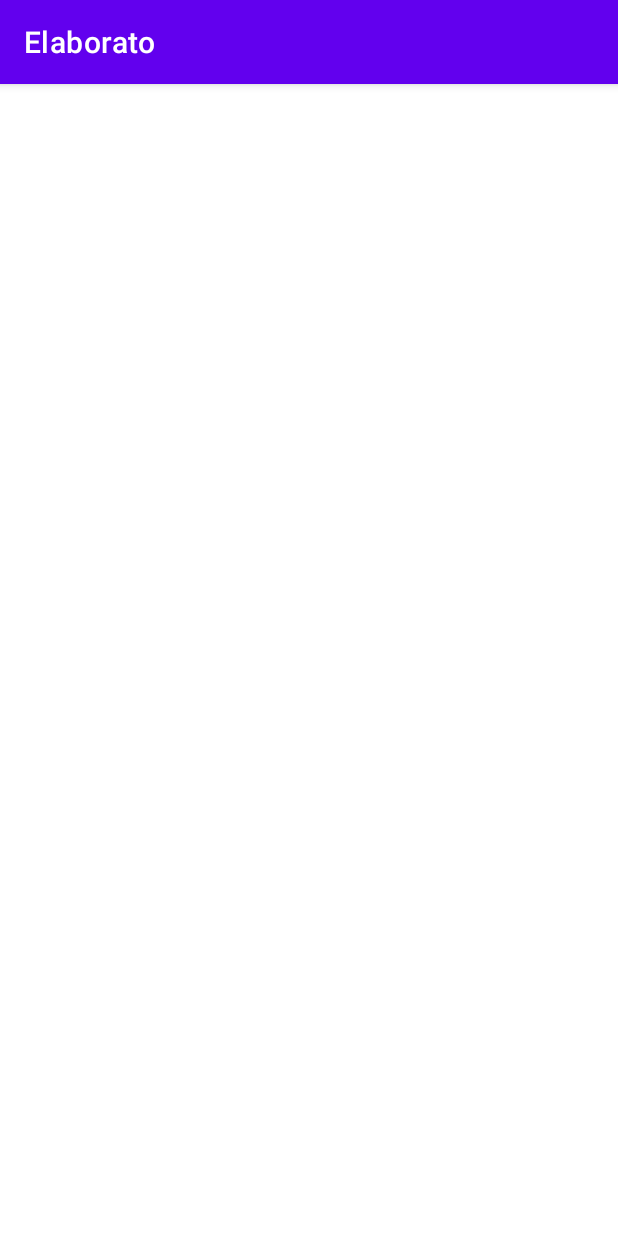
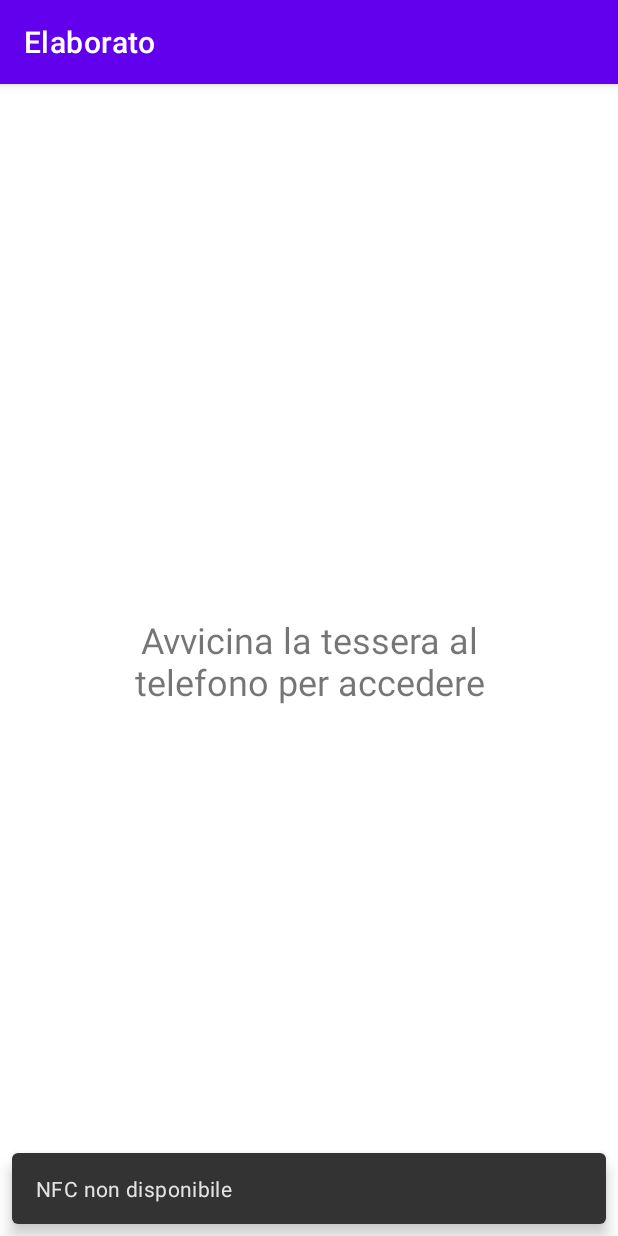
Before and after one commit to edoardo911/elaborato2021, an Android app: the NFCFragment screen opened through its navigation route, on a phone screen of 412 x 824 dp. Run offline under Robolectric (Android 15) with nearby library versions, the phone set to English and light mode, and no system bars; libraries missing offline, so code that uses them is left out: it.inps.spid; 1 statement that could not run was skipped.

Commit message:
Add files via upload

```diff
--- a/src/main/java/it/main/NFCFragment.java
+++ b/src/main/java/it/main/NFCFragment.java
@@ -21,6 +21,9 @@ import androidx.fragment.app.Fragment;
 import androidx.navigation.NavController;
 import androidx.navigation.Navigation;
 
+import com.google.android.material.snackbar.BaseTransientBottomBar;
+import com.google.android.material.snackbar.Snackbar;
+
 import java.io.UnsupportedEncodingException;
 
 public class NFCFragment extends Fragment
@@ -31,5 +34,13 @@ public class NFCFragment extends Fragment
     public void onViewCreated(@NonNull View view, @Nullable Bundle savedInstanceState)
     {
         super.onViewCreated(view, savedInstanceState);
+        NfcAdapter adapter = NfcAdapter.getDefaultAdapter(getActivity());
+        String text = "";
+        if(adapter == null)
+            text = "NFC non disponibile";
+        else if(!adapter.isEnabled())
+            text = "Abilita l'NFC dalle impostazioni";
+        if(!text.equals(""))
+            Snackbar.make(view, text, BaseTransientBottomBar.LENGTH_LONG).show();
     }
 }
--- a/src/main/java/it/main/RegisterFragment.java
+++ b/src/main/java/it/main/RegisterFragment.java
@@ -45,8 +45,8 @@ public class RegisterFragment extends Fragment
                     .show();
         }
         else if(result.equals(SpidEvent.USER_CANCELLED))
-            Toast.makeText(getContext(), "Sei un coglione", Toast.LENGTH_SHORT).show();
-        else Toast.makeText(getContext(), "Non so cosa cazzo stia succedendo", Toast.LENGTH_SHORT).show();
+            Toast.makeText(getContext(), "Errore 1", Toast.LENGTH_SHORT).show();
+        else Toast.makeText(getContext(), "Errore 2", Toast.LENGTH_SHORT).show();
     });
 
     public RegisterFragment() { super(R.layout.register_fragment); }
@@ -57,7 +57,7 @@ public class RegisterFragment extends Fragment
         super.onViewCreated(view, savedInstanceState);
         Button button = view.findViewById(R.id.button);
         button.setOnClickListener((View v) -> {
-              SpidParams.Config params = new SpidParams.Config("https://www.alus.it/pubs/CodiceFiscale/index.php?lang=it", "https://www.alus.it/pubs/CodiceFiscale/index.php?lang=it", 60, "https://www.spid.gov.it/", "https://www.alus.it/pubs/CodiceFiscale/index.php?lang=it");
+              SpidParams.Config params = new SpidParams.Config("https://www.alus.it/pubs/CodiceFiscale/index.php?lang=it", "https://www.alus.it/pubs/CodiceFiscale/index.php?lang=it", 60, "https://www.spid.gov.it/", "https://www.spid.gov.it/richiedi-spid");
               IdentityProvider.Builder prov = new IdentityProvider.Builder()
                       .addPoste("", "")
                       .addIntesaSanPaolo("", "")
--- a/src/main/res/layout/nfc_fragment.xml
+++ b/src/main/res/layout/nfc_fragment.xml
@@ -1,7 +1,22 @@
 <?xml version="1.0" encoding="utf-8"?>
 <androidx.constraintlayout.widget.ConstraintLayout
     xmlns:android="http://schemas.android.com/apk/res/android"
+    xmlns:app="http://schemas.android.com/apk/res-auto"
+    xmlns:tools="http://schemas.android.com/tools"
     android:layout_width="match_parent"
     android:layout_height="match_parent">
 
+    <TextView
+        android:id="@+id/textView"
+        android:layout_width="0dp"
+        android:layout_height="wrap_content"
+        android:layout_marginStart="64dp"
+        android:layout_marginEnd="64dp"
+        android:text="@string/tessera"
+        android:textAlignment="center"
+        android:textSize="24sp"
+        app:layout_constraintBottom_toBottomOf="parent"
+        app:layout_constraintEnd_toEndOf="parent"
+        app:layout_constraintStart_toStartOf="parent"
+        app:layout_constraintTop_toTopOf="parent" />
 </androidx.constraintlayout.widget.ConstraintLayout>
--- a/src/main/res/layout/register_fragment.xml
+++ b/src/main/res/layout/register_fragment.xml
@@ -20,8 +20,8 @@
         android:id="@+id/button2"
         android:layout_width="wrap_content"
         android:layout_height="wrap_content"
-        android:layout_marginStart="48dp"
-        android:layout_marginTop="16dp"
+        android:layout_marginStart="52dp"
+        android:layout_marginTop="24dp"
         android:text="NFC"
         app:layout_constraintStart_toEndOf="@+id/button"
         app:layout_constraintTop_toTopOf="parent" />
--- a/src/main/res/values/strings.xml
+++ b/src/main/res/values/strings.xml
@@ -1,4 +1,5 @@
 <resources>
     <string name="app_name">Elaborato</string>
     <string name="spid">Entra con spid</string>
+    <string name="tessera">Avvicina la tessera al telefono per accedere</string>
 </resources>
```
